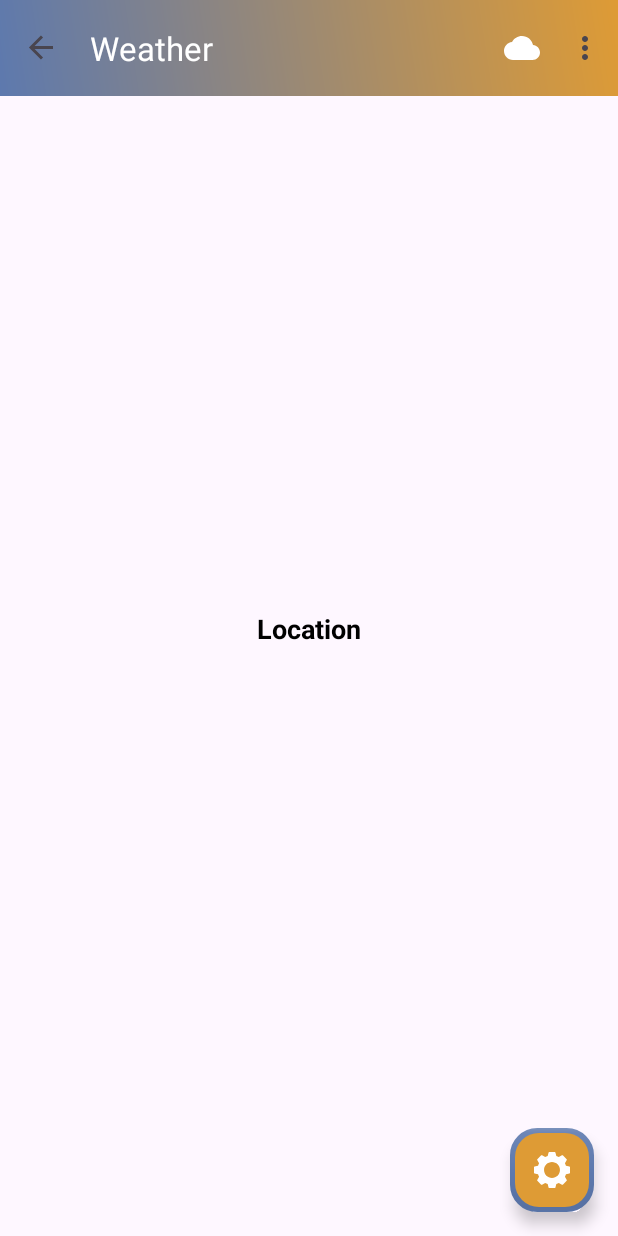
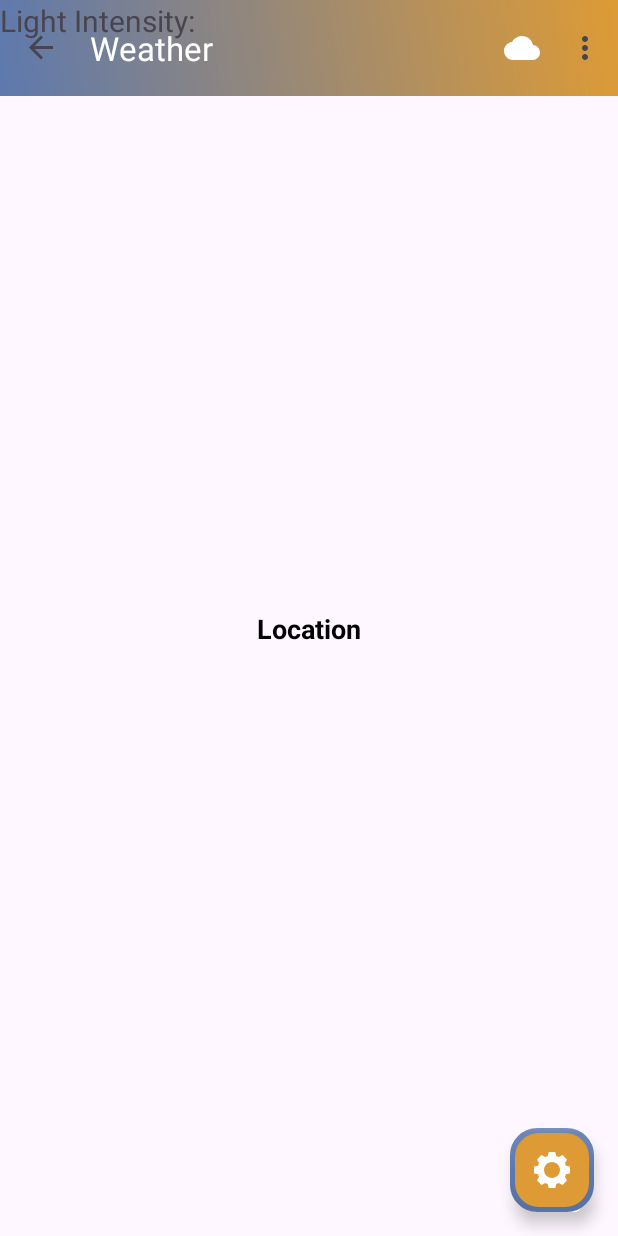
Before and after one commit to JoseBambora/SAProject, an Android app: the screen it shows after launch (MainActivity), after a tap on an icon or button, on a phone screen of 412 x 824 dp. Run offline under Robolectric (Android 15) with nearby library versions, the phone set to English and light mode, and no system bars; our stand-ins replace navigation-ui; libraries missing offline, so code that uses them is left out: com.anychart, com.anychart.chart, com.anychart.core, com.anychart.enums; 24 statements that could not run were skipped.

Commit message:
Light Sensor

```diff
--- /dev/null
+++ b/Application/app/src/main/java/com/example/application/sensors/LightSensorsHelper.kt
@@ -0,0 +1,49 @@
+// LightSensorsHelper.kt
+package com.example.application.sensors
+
+import android.content.Context
+import android.hardware.Sensor
+import android.hardware.SensorEvent
+import android.hardware.SensorEventListener
+import android.hardware.SensorManager
+import android.util.Log
+import com.example.application.ui.MainActivity
+
+class LightSensorsHelper(private val context: Context) : SensorEventListener {
+
+    private var sensorManager: SensorManager? = null
+    private var lightSensor: Sensor? = null
+    private var mainActivity: MainActivity? = null
+
+    init {
+        sensorManager = context.getSystemService(Context.SENSOR_SERVICE) as SensorManager
+        lightSensor = sensorManager?.getDefaultSensor(Sensor.TYPE_LIGHT)
+        if (context is MainActivity) {
+            mainActivity = context
+        } else {
+            Log.e("LightSensorsHelper", "Context is not an instance of MainActivity")
+        }
+    }
+
+    fun start() {
+        lightSensor?.let {
+            sensorManager?.registerListener(this, it, SensorManager.SENSOR_DELAY_NORMAL)
+        }
+    }
+
+    fun stop() {
+        sensorManager?.unregisterListener(this)
+    }
+
+    override fun onSensorChanged(event: SensorEvent) {
+        if (event.sensor.type == Sensor.TYPE_LIGHT) {
+            val lightIntensity = event.values[0]
+            Log.d("LightSensor", "Light intensity: $lightIntensity lux")
+            mainActivity?.updateLightIntensityTextView(lightIntensity)
+        }
+    }
+
+    override fun onAccuracyChanged(sensor: Sensor?, accuracy: Int) {
+        // Not used, but required to implement SensorEventListener
+    }
+}
--- a/Application/app/src/main/java/com/example/application/ui/MainActivity.kt
+++ b/Application/app/src/main/java/com/example/application/ui/MainActivity.kt
@@ -6,6 +6,7 @@ import android.os.Bundle
 import android.util.Log
 import android.view.Menu
 import android.view.MenuItem
+import android.widget.TextView
 import android.widget.Toast
 import androidx.annotation.RequiresApi
 import androidx.appcompat.app.AppCompatActivity
@@ -18,6 +19,7 @@ import com.example.application.databinding.ActivityMainBinding
 import com.example.application.db.ManagerDB
 import com.example.application.sensors.ActivitySensorsHelper
 import com.example.application.sensors.WeatherSensorsHelper
+import com.example.application.sensors.LightSensorsHelper
 import com.example.application.ui.utils.Codes
 
 class MainActivity : AppCompatActivity() {
@@ -27,7 +29,8 @@ class MainActivity : AppCompatActivity() {
 
     private lateinit var activitySensorsHelper: ActivitySensorsHelper
     private lateinit var weatherSensorsHelper : WeatherSensorsHelper
-
+    private lateinit var lightSensorsHelper: LightSensorsHelper
+    private lateinit var lightIntensityTextView: TextView
 
     private var permissionsGranted : Boolean = false
 
@@ -50,6 +53,12 @@ class MainActivity : AppCompatActivity() {
         }
         activitySensorsHelper = ActivitySensorsHelper(this)
         weatherSensorsHelper = WeatherSensorsHelper(this)
+
+        // Initialize LightSensorsHelper
+        lightSensorsHelper = LightSensorsHelper(this)
+
+        // Get a reference to the TextView
+        lightIntensityTextView = findViewById(R.id.lightIntensityTextView)
 
         // Check and request permission for light sensor
         checkPermission()
@@ -83,6 +92,7 @@ class MainActivity : AppCompatActivity() {
         if(permissionsGranted) {
             activitySensorsHelper.onStart()
             weatherSensorsHelper.onStart()
+            lightSensorsHelper.start()
         }
     }
 
@@ -91,7 +101,13 @@ class MainActivity : AppCompatActivity() {
         if(permissionsGranted) {
             activitySensorsHelper.onStop()
             weatherSensorsHelper.onStop()
+            lightSensorsHelper.stop()
         }
+    }
+
+    // Update the TextView with the current light intensity value
+    fun updateLightIntensityTextView(intensity: Float) {
+        lightIntensityTextView.text = "Light Intensity: $intensity Lux"
     }
 
     override fun onSupportNavigateUp(): Boolean {
--- a/Application/app/src/main/res/layout/activity_main.xml
+++ b/Application/app/src/main/res/layout/activity_main.xml
@@ -40,4 +40,12 @@
         app:borderWidth="3dp"
         app:tint="@color/white" />
 
+    <TextView
+        android:id="@+id/lightIntensityTextView"
+        android:layout_width="wrap_content"
+        android:layout_height="wrap_content"
+        android:text="Light Intensity: "
+        android:textAlignment="center"
+        android:textSize="20sp" />
+
 </androidx.coordinatorlayout.widget.CoordinatorLayout>
```
